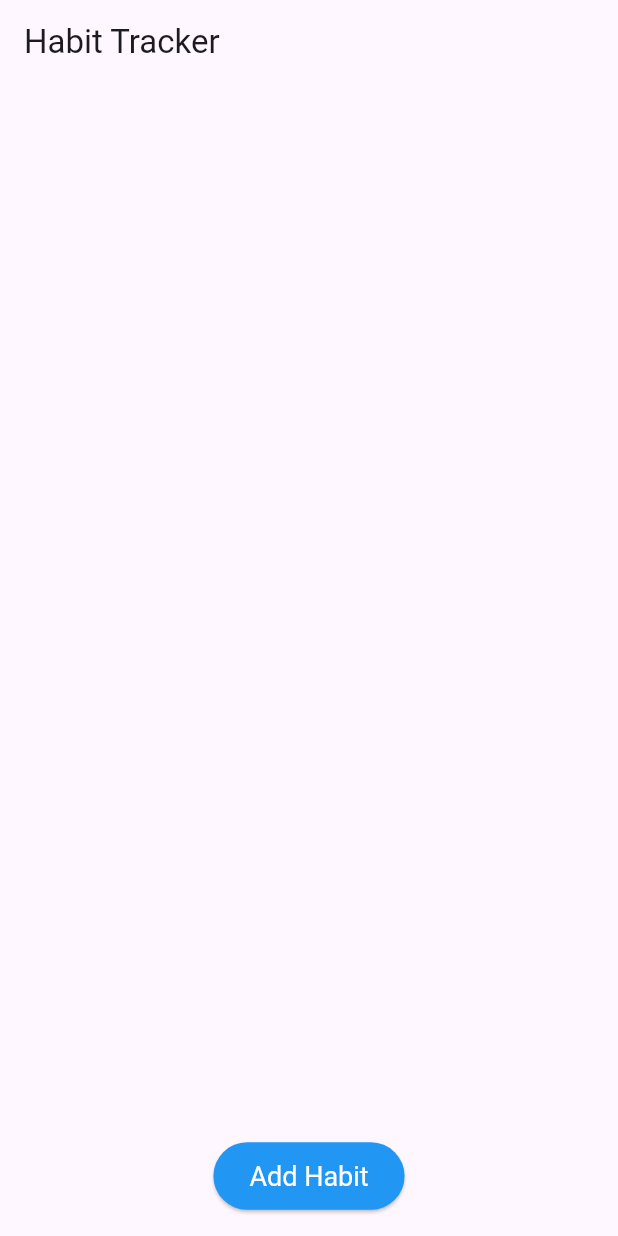
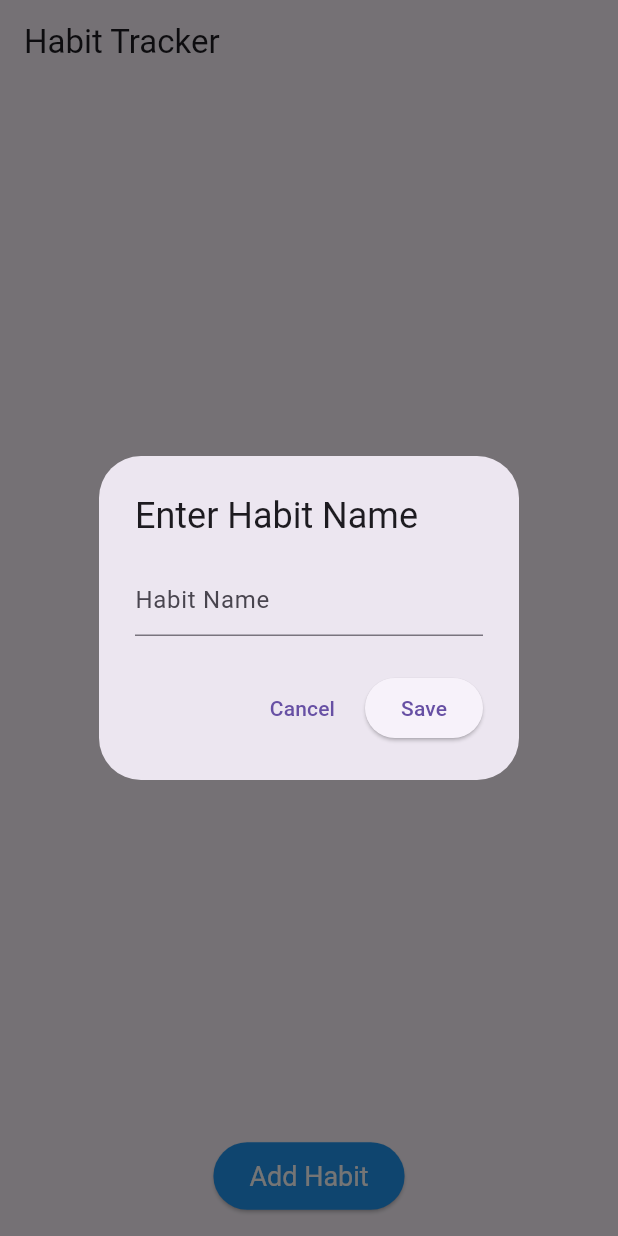
Before and after one commit to mattvella05/CPD, a Flutter app: the screen it shows after launch, after a tap on "Add Habit", on a phone screen of 412 x 824 dp. Run offline on Flutter 3.47's test engine with Material 3 defaults, Android fonts, the phone set to English and light mode, and no system bars; our stand-ins replace geolocator, google_maps_flutter.

Commit message:
Second screen working

```diff
--- /dev/null
+++ b/lib/Providers/habit_provider.dart
@@ -0,0 +1,22 @@
+import 'package:flutter/material.dart';
+import 'package:geolocator/geolocator.dart';
+import 'package:matthew_cpd_assignment/Models/habit.dart';
+
+class HabitProvider extends ChangeNotifier {
+  final List<Habit> _habits = [];
+
+  List<Habit> get habits => _habits;
+
+  Future<void> addHabit(String name) async {
+    Position position = await Geolocator.getCurrentPosition(
+        desiredAccuracy: LocationAccuracy.high);
+
+    _habits.add(Habit(
+      name: name,
+      latitude: position.latitude,
+      longitude: position.longitude,
+    ));
+
+    notifyListeners();
+  }
+}
--- /dev/null
+++ b/lib/Screens/habit_detail_screen.dart
@@ -0,0 +1,48 @@
+import 'package:flutter/material.dart';
+import 'package:google_maps_flutter/google_maps_flutter.dart';
+import 'package:matthew_cpd_assignment/Models/habit.dart';
+
+class HabitDetailScreen extends StatelessWidget {
+  final Habit habit;
+
+  const HabitDetailScreen({super.key, required this.habit});
+
+  @override
+  Widget build(BuildContext context) {
+    return Scaffold(
+      appBar: AppBar(title: Text(habit.name)),
+      body: Column(
+        crossAxisAlignment: CrossAxisAlignment.start,
+        children: [
+          Expanded(
+            child: GoogleMap(
+              initialCameraPosition: CameraPosition(
+                target: LatLng(habit.latitude, habit.longitude),
+                zoom: 15,
+              ),
+              markers: {
+                Marker(
+                  markerId: const MarkerId("habit_location"),
+                  position: LatLng(habit.latitude, habit.longitude),
+                  infoWindow: InfoWindow(title: habit.name),
+                ),
+              },
+            ),
+          ),
+          Padding(
+            padding: const EdgeInsets.all(16.0),
+            child: Column(
+              crossAxisAlignment: CrossAxisAlignment.start,
+              children: [
+                Text("Habit: ${habit.name}", style: TextStyle(fontSize: 18, fontWeight: FontWeight.bold)),
+                SizedBox(height: 8),
+                Text("Latitude: ${habit.latitude}"),
+                Text("Longitude: ${habit.longitude}"),
+              ],
+            ),
+          ),
+        ],
+      ),
+    );
+  }
+}
--- a/lib/Screens/habit_list_screen.dart
+++ b/lib/Screens/habit_list_screen.dart
@@ -1,6 +1,7 @@
 import 'package:flutter/material.dart';
 import 'package:geolocator/geolocator.dart';
 import 'package:matthew_cpd_assignment/Models/habit.dart';
+import 'package:matthew_cpd_assignment/Screens/habit_detail_screen.dart';
 
 class HabitListScreen extends StatefulWidget {
   const HabitListScreen({super.key});
@@ -13,16 +14,44 @@ class _HabitListScreenState extends State<HabitListScreen> {
   List<Habit> habits = [];
 
   Future<void> _addHabit() async {
+    TextEditingController habitController = TextEditingController();
+
+    showDialog(
+      context: context,
+      builder: (context) {
+        return AlertDialog(
+          title: const Text("Enter Habit Name"),
+          content: TextField(
+            controller: habitController,
+            decoration: const InputDecoration(hintText: "Habit Name"),
+          ),
+          actions: [
+            TextButton(
+              onPressed: () => Navigator.pop(context),
+              child: const Text("Cancel"),
+            ),
+            ElevatedButton(
+              onPressed: () async {
+                if (habitController.text.isNotEmpty) {
                   Position position = await Geolocator.getCurrentPosition(
                       desiredAccuracy: LocationAccuracy.high);
 
                   setState(() {
                     habits.add(Habit(
-        name: "New Habit",
+                      name: habitController.text,
                       latitude: position.latitude,
                       longitude: position.longitude,
                     ));
                   });
+                  Navigator.pop(context);
+                }
+              },
+              child: const Text("Save"),
+            ),
+          ],
+        );
+      },
+    );
   }
 
   @override
@@ -39,6 +68,14 @@ class _HabitListScreenState extends State<HabitListScreen> {
                   title: Text(habits[index].name),
                   subtitle: Text(
                       "Location: ${habits[index].latitude}, ${habits[index].longitude}"),
+                  onTap: () {
+                    Navigator.push(
+                      context,
+                      MaterialPageRoute(
+                        builder: (context) => HabitDetailScreen(habit: habits[index]),
+                      ),
+                    );
+                  },
                 );
               },
             ),
@@ -48,7 +85,7 @@ class _HabitListScreenState extends State<HabitListScreen> {
             child: ElevatedButton(
               onPressed: _addHabit,
               style: ElevatedButton.styleFrom(
-                backgroundColor: Colors.blue, // Button color
+                backgroundColor: Colors.blue,
                 padding: const EdgeInsets.symmetric(vertical: 12, horizontal: 24),
                 textStyle: const TextStyle(fontSize: 18),
               ),
--- a/lib/main.dart
+++ b/lib/main.dart
@@ -1,11 +1,19 @@
 import 'package:flutter/material.dart';
+import 'package:provider/provider.dart';
 import 'package:geolocator/geolocator.dart';
 import 'package:matthew_cpd_assignment/Screens/habit_list_screen.dart';
+import 'package:matthew_cpd_assignment/Providers/habit_provider.dart';
 
 void main() async {
   WidgetsFlutterBinding.ensureInitialized();
   await _checkLocationPermission();
-  runApp(const MyApp());
+
+  runApp(
+    ChangeNotifierProvider(
+      create: (context) => HabitProvider(),
+      child: const MyApp(),
+    ),
+  );
 }
 
 Future<void> _checkLocationPermission() async {
```
Also changed, not shown: 4 other files. Lines whose indentation alone changed are shown as unchanged.
